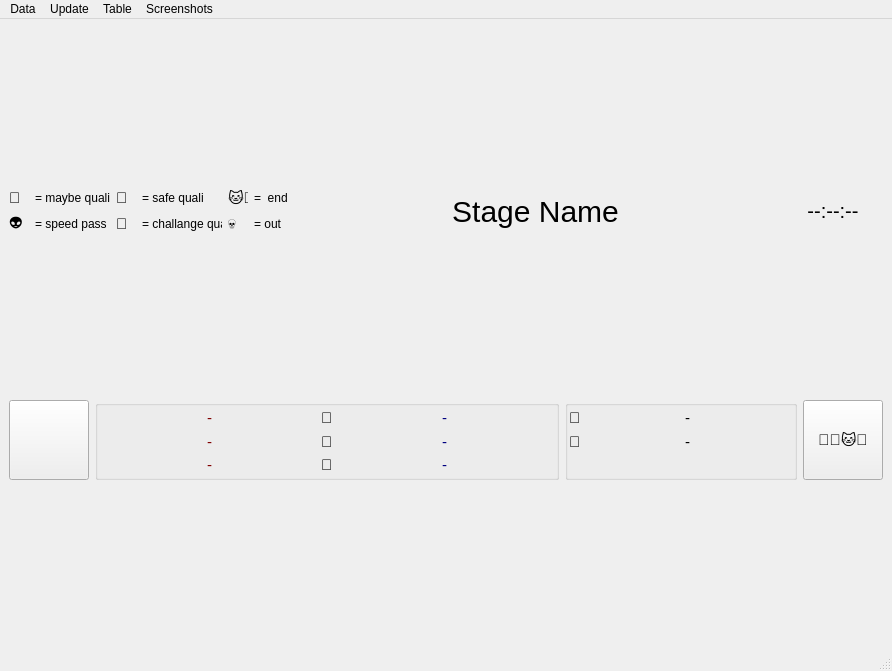
Before: the Qt Designer form code/ncm_win_ranking_stage.ui in DavidEilenstein/Ninja_Competition_Manager, drawn with Qt 5.
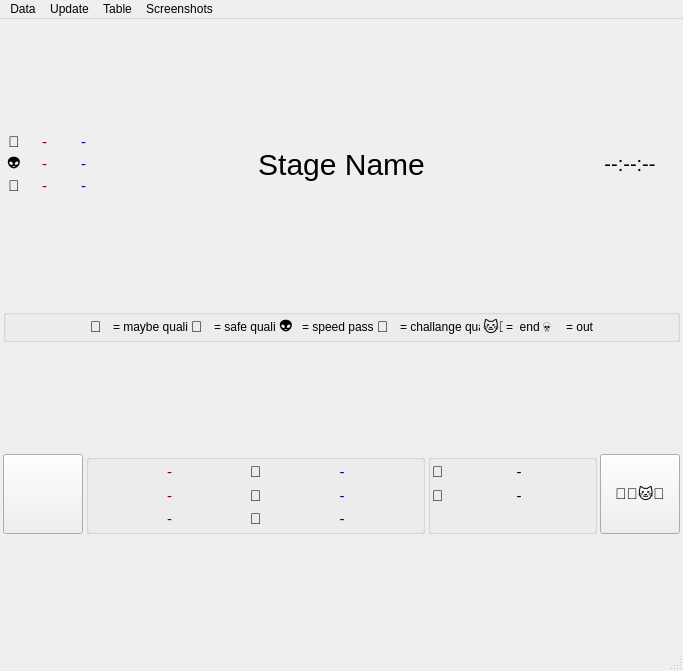
After: the same form once the commit is applied.

```diff
--- a/code/ncm_win_ranking_stage.ui
+++ b/code/ncm_win_ranking_stage.ui
@@ -6,7 +6,7 @@
    <rect>
     <x>0</x>
     <y>0</y>
-    <width>892</width>
+    <width>683</width>
     <height>671</height>
    </rect>
   </property>
@@ -15,7 +15,518 @@
   </property>
   <widget class="QWidget" name="centralwidget">
    <layout class="QGridLayout" name="gridLayout_2">
-    <item row="5" column="1">
+    <property name="leftMargin">
+     <number>3</number>
+    </property>
+    <property name="topMargin">
+     <number>3</number>
+    </property>
+    <property name="rightMargin">
+     <number>3</number>
+    </property>
+    <property name="bottomMargin">
+     <number>3</number>
+    </property>
+    <property name="spacing">
+     <number>3</number>
+    </property>
+    <item row="4" column="0" colspan="4">
+     <layout class="QGridLayout" name="gridLayout_Ranking"/>
+    </item>
+    <item row="2" column="0" colspan="4">
+     <layout class="QGridLayout" name="gridLayout">
+      <property name="spacing">
+       <number>0</number>
+      </property>
+      <item row="0" column="0">
+       <widget class="QLabel" name="label_15">
+        <property name="minimumSize">
+         <size>
+          <width>22</width>
+          <height>22</height>
+         </size>
+        </property>
+        <property name="maximumSize">
+         <size>
+          <width>22</width>
+          <height>21</height>
+         </size>
+        </property>
+        <property name="sizeIncrement">
+         <size>
+          <width>0</width>
+          <height>0</height>
+         </size>
+        </property>
+        <property name="styleSheet">
+         <string notr="true">font-size: 15px;</string>
+        </property>
+        <property name="text">
+         <string>🐯</string>
+        </property>
+        <property name="alignment">
+         <set>Qt::AlignCenter</set>
+        </property>
+       </widget>
+      </item>
+      <item row="0" column="9" rowspan="3">
+       <widget class="QLabel" name="label_Time">
+        <property name="minimumSize">
+         <size>
+          <width>100</width>
+          <height>66</height>
+         </size>
+        </property>
+        <property name="maximumSize">
+         <size>
+          <width>100</width>
+          <height>66</height>
+         </size>
+        </property>
+        <property name="sizeIncrement">
+         <size>
+          <width>0</width>
+          <height>0</height>
+         </size>
+        </property>
+        <property name="styleSheet">
+         <string notr="true">font-size: 20px;</string>
+        </property>
+        <property name="text">
+         <string>--:--:--</string>
+        </property>
+        <property name="alignment">
+         <set>Qt::AlignCenter</set>
+        </property>
+       </widget>
+      </item>
+      <item row="2" column="0">
+       <widget class="QLabel" name="label_16">
+        <property name="minimumSize">
+         <size>
+          <width>22</width>
+          <height>22</height>
+         </size>
+        </property>
+        <property name="maximumSize">
+         <size>
+          <width>22</width>
+          <height>21</height>
+         </size>
+        </property>
+        <property name="sizeIncrement">
+         <size>
+          <width>0</width>
+          <height>0</height>
+         </size>
+        </property>
+        <property name="styleSheet">
+         <string notr="true">font-size: 15px;</string>
+        </property>
+        <property name="text">
+         <string>💪</string>
+        </property>
+        <property name="alignment">
+         <set>Qt::AlignCenter</set>
+        </property>
+       </widget>
+      </item>
+      <item row="1" column="0">
+       <widget class="QLabel" name="label_17">
+        <property name="minimumSize">
+         <size>
+          <width>22</width>
+          <height>22</height>
+         </size>
+        </property>
+        <property name="maximumSize">
+         <size>
+          <width>22</width>
+          <height>21</height>
+         </size>
+        </property>
+        <property name="sizeIncrement">
+         <size>
+          <width>0</width>
+          <height>0</height>
+         </size>
+        </property>
+        <property name="styleSheet">
+         <string notr="true">font-size: 15px;</string>
+        </property>
+        <property name="text">
+         <string>👽</string>
+        </property>
+        <property name="alignment">
+         <set>Qt::AlignCenter</set>
+        </property>
+       </widget>
+      </item>
+      <item row="0" column="1">
+       <widget class="QLabel" name="label_QualiSafe_F">
+        <property name="minimumSize">
+         <size>
+          <width>39</width>
+          <height>22</height>
+         </size>
+        </property>
+        <property name="maximumSize">
+         <size>
+          <width>39</width>
+          <height>22</height>
+         </size>
+        </property>
+        <property name="sizeIncrement">
+         <size>
+          <width>0</width>
+          <height>0</height>
+         </size>
+        </property>
+        <property name="styleSheet">
+         <string notr="true">font-size: 15px;
+color: rgb(128, 0, 0);</string>
+        </property>
+        <property name="text">
+         <string>-</string>
+        </property>
+        <property name="alignment">
+         <set>Qt::AlignCenter</set>
+        </property>
+       </widget>
+      </item>
+      <item row="0" column="2">
+       <widget class="QLabel" name="label_QualiSafe_M">
+        <property name="minimumSize">
+         <size>
+          <width>39</width>
+          <height>22</height>
+         </size>
+        </property>
+        <property name="maximumSize">
+         <size>
+          <width>39</width>
+          <height>22</height>
+         </size>
+        </property>
+        <property name="sizeIncrement">
+         <size>
+          <width>0</width>
+          <height>0</height>
+         </size>
+        </property>
+        <property name="styleSheet">
+         <string notr="true">font-size: 15px;
+color: rgb(0, 0, 128);</string>
+        </property>
+        <property name="text">
+         <string>-</string>
+        </property>
+        <property name="alignment">
+         <set>Qt::AlignCenter</set>
+        </property>
+       </widget>
+      </item>
+      <item row="1" column="1">
+       <widget class="QLabel" name="label_QualiSpeed_F">
+        <property name="minimumSize">
+         <size>
+          <width>39</width>
+          <height>22</height>
+         </size>
+        </property>
+        <property name="maximumSize">
+         <size>
+          <width>39</width>
+          <height>22</height>
+         </size>
+        </property>
+        <property name="sizeIncrement">
+         <size>
+          <width>0</width>
+          <height>0</height>
+         </size>
+        </property>
+        <property name="styleSheet">
+         <string notr="true">font-size: 15px;
+color: rgb(128, 0, 0);</string>
+        </property>
+        <property name="text">
+         <string>-</string>
+        </property>
+        <property name="alignment">
+         <set>Qt::AlignCenter</set>
+        </property>
+       </widget>
+      </item>
+      <item row="1" column="2">
+       <widget class="QLabel" name="label_QualiSpeed_M">
+        <property name="minimumSize">
+         <size>
+          <width>39</width>
+          <height>22</height>
+         </size>
+        </property>
+        <property name="maximumSize">
+         <size>
+          <width>39</width>
+          <height>22</height>
+         </size>
+        </property>
+        <property name="sizeIncrement">
+         <size>
+          <width>0</width>
+          <height>0</height>
+         </size>
+        </property>
+        <property name="styleSheet">
+         <string notr="true">font-size: 15px;
+color: rgb(0, 0, 128);</string>
+        </property>
+        <property name="text">
+         <string>-</string>
+        </property>
+        <property name="alignment">
+         <set>Qt::AlignCenter</set>
+        </property>
+       </widget>
+      </item>
+      <item row="2" column="1">
+       <widget class="QLabel" name="label_QualiChallenge_F">
+        <property name="minimumSize">
+         <size>
+          <width>39</width>
+          <height>22</height>
+         </size>
+        </property>
+        <property name="maximumSize">
+         <size>
+          <width>39</width>
+          <height>22</height>
+         </size>
+        </property>
+        <property name="sizeIncrement">
+         <size>
+          <width>0</width>
+          <height>0</height>
+         </size>
+        </property>
+        <property name="styleSheet">
+         <string notr="true">font-size: 15px;
+color: rgb(128, 0, 0);</string>
+        </property>
+        <property name="text">
+         <string>-</string>
+        </property>
+        <property name="alignment">
+         <set>Qt::AlignCenter</set>
+        </property>
+       </widget>
+      </item>
+      <item row="2" column="2">
+       <widget class="QLabel" name="label_QualiChallenge_M">
+        <property name="minimumSize">
+         <size>
+          <width>39</width>
+          <height>22</height>
+         </size>
+        </property>
+        <property name="maximumSize">
+         <size>
+          <width>39</width>
+          <height>22</height>
+         </size>
+        </property>
+        <property name="sizeIncrement">
+         <size>
+          <width>0</width>
+          <height>0</height>
+         </size>
+        </property>
+        <property name="styleSheet">
+         <string notr="true">font-size: 15px;
+color: rgb(0, 0, 128);</string>
+        </property>
+        <property name="text">
+         <string>-</string>
+        </property>
+        <property name="alignment">
+         <set>Qt::AlignCenter</set>
+        </property>
+       </widget>
+      </item>
+      <item row="0" column="3" rowspan="3" colspan="6">
+       <widget class="QLabel" name="label_Name">
+        <property name="sizePolicy">
+         <sizepolicy hsizetype="Expanding" vsizetype="Maximum">
+          <horstretch>0</horstretch>
+          <verstretch>0</verstretch>
+         </sizepolicy>
+        </property>
+        <property name="minimumSize">
+         <size>
+          <width>0</width>
+          <height>66</height>
+         </size>
+        </property>
+        <property name="maximumSize">
+         <size>
+          <width>16777215</width>
+          <height>66</height>
+         </size>
+        </property>
+        <property name="styleSheet">
+         <string notr="true">font-size: 30px;</string>
+        </property>
+        <property name="text">
+         <string>Stage Name</string>
+        </property>
+        <property name="alignment">
+         <set>Qt::AlignCenter</set>
+        </property>
+       </widget>
+      </item>
+     </layout>
+    </item>
+    <item row="6" column="3">
+     <widget class="QPushButton" name="pushButton_BTN">
+      <property name="minimumSize">
+       <size>
+        <width>80</width>
+        <height>80</height>
+       </size>
+      </property>
+      <property name="maximumSize">
+       <size>
+        <width>80</width>
+        <height>80</height>
+       </size>
+      </property>
+      <property name="styleSheet">
+       <string notr="true">font-size: 15px;</string>
+      </property>
+      <property name="text">
+       <string>🐻🐯🐱‍👤</string>
+      </property>
+     </widget>
+    </item>
+    <item row="6" column="0">
+     <widget class="QPushButton" name="pushButton_DE">
+      <property name="minimumSize">
+       <size>
+        <width>80</width>
+        <height>80</height>
+       </size>
+      </property>
+      <property name="maximumSize">
+       <size>
+        <width>80</width>
+        <height>80</height>
+       </size>
+      </property>
+      <property name="text">
+       <string/>
+      </property>
+     </widget>
+    </item>
+    <item row="6" column="2">
+     <widget class="QGroupBox" name="groupBox_2">
+      <property name="sizePolicy">
+       <sizepolicy hsizetype="Preferred" vsizetype="Preferred">
+        <horstretch>1</horstretch>
+        <verstretch>0</verstretch>
+       </sizepolicy>
+      </property>
+      <property name="title">
+       <string/>
+      </property>
+      <property name="alignment">
+       <set>Qt::AlignCenter</set>
+      </property>
+      <layout class="QGridLayout" name="gridLayout_4">
+       <property name="leftMargin">
+        <number>1</number>
+       </property>
+       <property name="topMargin">
+        <number>1</number>
+       </property>
+       <property name="rightMargin">
+        <number>1</number>
+       </property>
+       <property name="bottomMargin">
+        <number>1</number>
+       </property>
+       <property name="spacing">
+        <number>1</number>
+       </property>
+       <item row="1" column="1">
+        <widget class="QLabel" name="label_WorstFail">
+         <property name="styleSheet">
+          <string notr="true">font-size: 15px;</string>
+         </property>
+         <property name="text">
+          <string>-</string>
+         </property>
+         <property name="alignment">
+          <set>Qt::AlignCenter</set>
+         </property>
+        </widget>
+       </item>
+       <item row="0" column="1">
+        <widget class="QLabel" name="label_BestTrick">
+         <property name="styleSheet">
+          <string notr="true">font-size: 15px;</string>
+         </property>
+         <property name="text">
+          <string>-</string>
+         </property>
+         <property name="alignment">
+          <set>Qt::AlignCenter</set>
+         </property>
+        </widget>
+       </item>
+       <item row="0" column="0">
+        <widget class="QLabel" name="label">
+         <property name="sizePolicy">
+          <sizepolicy hsizetype="Maximum" vsizetype="Preferred">
+           <horstretch>0</horstretch>
+           <verstretch>0</verstretch>
+          </sizepolicy>
+         </property>
+         <property name="styleSheet">
+          <string notr="true">font-size: 15px;</string>
+         </property>
+         <property name="text">
+          <string>🤙</string>
+         </property>
+        </widget>
+       </item>
+       <item row="1" column="0">
+        <widget class="QLabel" name="label_4">
+         <property name="sizePolicy">
+          <sizepolicy hsizetype="Maximum" vsizetype="Preferred">
+           <horstretch>0</horstretch>
+           <verstretch>0</verstretch>
+          </sizepolicy>
+         </property>
+         <property name="styleSheet">
+          <string notr="true">font-size: 15px;</string>
+         </property>
+         <property name="text">
+          <string>💩</string>
+         </property>
+        </widget>
+       </item>
+       <item row="2" column="0" colspan="2">
+        <widget class="QLabel" name="label_21">
+         <property name="text">
+          <string/>
+         </property>
+        </widget>
+       </item>
+      </layout>
+     </widget>
+    </item>
+    <item row="6" column="1">
      <widget class="QGroupBox" name="groupBox_6">
       <property name="sizePolicy">
        <sizepolicy hsizetype="Preferred" vsizetype="Preferred">
@@ -180,21 +691,18 @@
       </layout>
      </widget>
     </item>
-    <item row="5" column="2">
-     <widget class="QGroupBox" name="groupBox_2">
+    <item row="3" column="0" colspan="4">
+     <widget class="QGroupBox" name="groupBox">
       <property name="sizePolicy">
-       <sizepolicy hsizetype="Preferred" vsizetype="Preferred">
-        <horstretch>1</horstretch>
+       <sizepolicy hsizetype="Preferred" vsizetype="Maximum">
+        <horstretch>0</horstretch>
         <verstretch>0</verstretch>
        </sizepolicy>
       </property>
       <property name="title">
        <string/>
       </property>
-      <property name="alignment">
-       <set>Qt::AlignCenter</set>
-      </property>
-      <layout class="QGridLayout" name="gridLayout_4">
+      <layout class="QGridLayout" name="gridLayout_3">
        <property name="leftMargin">
         <number>1</number>
        </property>
@@ -207,164 +715,13 @@
        <property name="bottomMargin">
         <number>1</number>
        </property>
-       <property name="spacing">
+       <property name="horizontalSpacing">
+        <number>3</number>
+       </property>
+       <property name="verticalSpacing">
         <number>1</number>
        </property>
-       <item row="1" column="1">
-        <widget class="QLabel" name="label_WorstFail">
-         <property name="styleSheet">
-          <string notr="true">font-size: 15px;</string>
-         </property>
-         <property name="text">
-          <string>-</string>
-         </property>
-         <property name="alignment">
-          <set>Qt::AlignCenter</set>
-         </property>
-        </widget>
-       </item>
-       <item row="0" column="1">
-        <widget class="QLabel" name="label_BestTrick">
-         <property name="styleSheet">
-          <string notr="true">font-size: 15px;</string>
-         </property>
-         <property name="text">
-          <string>-</string>
-         </property>
-         <property name="alignment">
-          <set>Qt::AlignCenter</set>
-         </property>
-        </widget>
-       </item>
-       <item row="0" column="0">
-        <widget class="QLabel" name="label">
-         <property name="sizePolicy">
-          <sizepolicy hsizetype="Maximum" vsizetype="Preferred">
-           <horstretch>0</horstretch>
-           <verstretch>0</verstretch>
-          </sizepolicy>
-         </property>
-         <property name="styleSheet">
-          <string notr="true">font-size: 15px;</string>
-         </property>
-         <property name="text">
-          <string>🤙</string>
-         </property>
-        </widget>
-       </item>
-       <item row="1" column="0">
-        <widget class="QLabel" name="label_4">
-         <property name="sizePolicy">
-          <sizepolicy hsizetype="Maximum" vsizetype="Preferred">
-           <horstretch>0</horstretch>
-           <verstretch>0</verstretch>
-          </sizepolicy>
-         </property>
-         <property name="styleSheet">
-          <string notr="true">font-size: 15px;</string>
-         </property>
-         <property name="text">
-          <string>💩</string>
-         </property>
-        </widget>
-       </item>
-       <item row="2" column="0" colspan="2">
-        <widget class="QLabel" name="label_21">
-         <property name="text">
-          <string/>
-         </property>
-        </widget>
-       </item>
-      </layout>
-     </widget>
-    </item>
-    <item row="2" column="0" colspan="4">
-     <layout class="QGridLayout" name="gridLayout">
-      <item row="0" column="8" rowspan="2">
-       <widget class="QLabel" name="label_Name">
-        <property name="sizePolicy">
-         <sizepolicy hsizetype="Expanding" vsizetype="Maximum">
-          <horstretch>0</horstretch>
-          <verstretch>0</verstretch>
-         </sizepolicy>
-        </property>
-        <property name="minimumSize">
-         <size>
-          <width>0</width>
-          <height>46</height>
-         </size>
-        </property>
-        <property name="maximumSize">
-         <size>
-          <width>16777215</width>
-          <height>46</height>
-         </size>
-        </property>
-        <property name="styleSheet">
-         <string notr="true">font-size: 30px;</string>
-        </property>
-        <property name="text">
-         <string>Stage Name</string>
-        </property>
-        <property name="alignment">
-         <set>Qt::AlignCenter</set>
-        </property>
-       </widget>
-      </item>
-      <item row="1" column="2">
-       <widget class="QLabel" name="label_10">
-        <property name="sizePolicy">
-         <sizepolicy hsizetype="Preferred" vsizetype="Preferred">
-          <horstretch>0</horstretch>
-          <verstretch>0</verstretch>
-         </sizepolicy>
-        </property>
-        <property name="minimumSize">
-         <size>
-          <width>20</width>
-          <height>20</height>
-         </size>
-        </property>
-        <property name="maximumSize">
-         <size>
-          <width>20</width>
-          <height>20</height>
-         </size>
-        </property>
-        <property name="styleSheet">
-         <string notr="true">font-size: 15px</string>
-        </property>
-        <property name="text">
-         <string>👽</string>
-        </property>
-       </widget>
-      </item>
-      <item row="1" column="7">
-       <widget class="QLabel" name="label_11">
-        <property name="sizePolicy">
-         <sizepolicy hsizetype="Preferred" vsizetype="Preferred">
-          <horstretch>0</horstretch>
-          <verstretch>0</verstretch>
-         </sizepolicy>
-        </property>
-        <property name="minimumSize">
-         <size>
-          <width>0</width>
-          <height>20</height>
-         </size>
-        </property>
-        <property name="maximumSize">
-         <size>
-          <width>80</width>
-          <height>20</height>
-         </size>
-        </property>
-        <property name="text">
-         <string>= out</string>
-        </property>
-       </widget>
-      </item>
-      <item row="0" column="5">
+       <item row="0" column="4">
        <widget class="QLabel" name="label_12">
         <property name="sizePolicy">
          <sizepolicy hsizetype="Preferred" vsizetype="Preferred">
@@ -375,13 +732,13 @@
         <property name="minimumSize">
          <size>
           <width>0</width>
-          <height>20</height>
+           <height>22</height>
          </size>
         </property>
         <property name="maximumSize">
          <size>
           <width>80</width>
-          <height>20</height>
+           <height>22</height>
          </size>
         </property>
         <property name="text">
@@ -389,39 +746,8 @@
         </property>
        </widget>
       </item>
-      <item row="0" column="9" rowspan="2">
-       <widget class="QLabel" name="label_Time">
-        <property name="minimumSize">
-         <size>
-          <width>100</width>
-          <height>46</height>
-         </size>
-        </property>
-        <property name="maximumSize">
-         <size>
-          <width>340</width>
-          <height>46</height>
-         </size>
-        </property>
-        <property name="sizeIncrement">
-         <size>
-          <width>0</width>
-          <height>0</height>
-         </size>
-        </property>
-        <property name="styleSheet">
-         <string notr="true">font-size: 20px;</string>
-        </property>
-        <property name="text">
-         <string>--:--:--</string>
-        </property>
-        <property name="alignment">
-         <set>Qt::AlignCenter</set>
-        </property>
-       </widget>
-      </item>
-      <item row="0" column="7">
-       <widget class="QLabel" name="label_14">
+       <item row="0" column="5">
+        <widget class="QLabel" name="label_10">
         <property name="sizePolicy">
          <sizepolicy hsizetype="Preferred" vsizetype="Preferred">
           <horstretch>0</horstretch>
@@ -430,23 +756,26 @@
         </property>
         <property name="minimumSize">
          <size>
-          <width>0</width>
-          <height>20</height>
+           <width>20</width>
+           <height>22</height>
          </size>
         </property>
         <property name="maximumSize">
          <size>
-          <width>80</width>
-          <height>20</height>
-         </size>
-        </property>
+           <width>20</width>
+           <height>22</height>
+          </size>
+         </property>
+         <property name="styleSheet">
+          <string notr="true">font-size: 15px</string>
+         </property>
         <property name="text">
-         <string>=  end</string>
+          <string>👽</string>
         </property>
        </widget>
       </item>
       <item row="0" column="6">
-       <widget class="QLabel" name="label_6">
+        <widget class="QLabel" name="label_8">
         <property name="sizePolicy">
          <sizepolicy hsizetype="Preferred" vsizetype="Preferred">
           <horstretch>0</horstretch>
@@ -455,25 +784,47 @@
         </property>
         <property name="minimumSize">
          <size>
-          <width>20</width>
-          <height>20</height>
+           <width>0</width>
+           <height>22</height>
          </size>
         </property>
         <property name="maximumSize">
          <size>
-          <width>20</width>
-          <height>20</height>
-         </size>
-        </property>
-        <property name="styleSheet">
-         <string notr="true">font-size: 15px</string>
-        </property>
+           <width>80</width>
+           <height>22</height>
+          </size>
+         </property>
+         <property name="text">
+          <string>= speed pass</string>
+         </property>
+        </widget>
+       </item>
+       <item row="0" column="8">
+        <widget class="QLabel" name="label_13">
+         <property name="sizePolicy">
+          <sizepolicy hsizetype="Preferred" vsizetype="Preferred">
+           <horstretch>0</horstretch>
+           <verstretch>0</verstretch>
+          </sizepolicy>
+         </property>
+         <property name="minimumSize">
+          <size>
+           <width>0</width>
+           <height>22</height>
+          </size>
+         </property>
+         <property name="maximumSize">
+          <size>
+           <width>80</width>
+           <height>22</height>
+          </size>
+         </property>
         <property name="text">
-         <string>🐱‍👤</string>
+          <string>= challange quali</string>
         </property>
        </widget>
       </item>
-      <item row="0" column="4">
+       <item row="0" column="3">
        <widget class="QLabel" name="label_2">
         <property name="sizePolicy">
          <sizepolicy hsizetype="Preferred" vsizetype="Preferred">
@@ -484,13 +835,13 @@
         <property name="minimumSize">
          <size>
           <width>20</width>
-          <height>20</height>
+           <height>22</height>
          </size>
         </property>
         <property name="maximumSize">
          <size>
           <width>20</width>
-          <height>20</height>
+           <height>22</height>
          </size>
         </property>
         <property name="styleSheet">
@@ -501,7 +852,7 @@
         </property>
        </widget>
       </item>
-      <item row="1" column="6">
+       <item row="0" column="11">
        <widget class="QLabel" name="label_9">
         <property name="sizePolicy">
          <sizepolicy hsizetype="Preferred" vsizetype="Preferred">
@@ -512,13 +863,13 @@
         <property name="minimumSize">
          <size>
           <width>20</width>
-          <height>20</height>
+           <height>22</height>
          </size>
         </property>
         <property name="maximumSize">
          <size>
           <width>20</width>
-          <height>20</height>
+           <height>22</height>
          </size>
         </property>
         <property name="styleSheet">
@@ -529,7 +880,139 @@
         </property>
        </widget>
       </item>
-      <item row="1" column="4">
+       <item row="0" column="0">
+        <spacer name="horizontalSpacer">
+         <property name="orientation">
+          <enum>Qt::Horizontal</enum>
+         </property>
+         <property name="sizeHint" stdset="0">
+          <size>
+           <width>40</width>
+           <height>20</height>
+          </size>
+         </property>
+        </spacer>
+       </item>
+       <item row="0" column="1">
+        <widget class="QLabel" name="label_3">
+         <property name="sizePolicy">
+          <sizepolicy hsizetype="Preferred" vsizetype="Preferred">
+           <horstretch>0</horstretch>
+           <verstretch>0</verstretch>
+          </sizepolicy>
+         </property>
+         <property name="minimumSize">
+          <size>
+           <width>20</width>
+           <height>22</height>
+          </size>
+         </property>
+         <property name="maximumSize">
+          <size>
+           <width>20</width>
+           <height>22</height>
+          </size>
+         </property>
+         <property name="styleSheet">
+          <string notr="true">font-size: 15px</string>
+         </property>
+         <property name="text">
+          <string>🐻</string>
+         </property>
+        </widget>
+       </item>
+       <item row="0" column="13">
+        <spacer name="horizontalSpacer_7">
+         <property name="orientation">
+          <enum>Qt::Horizontal</enum>
+         </property>
+         <property name="sizeHint" stdset="0">
+          <size>
+           <width>40</width>
+           <height>20</height>
+          </size>
+         </property>
+        </spacer>
+       </item>
+       <item row="0" column="10">
+        <widget class="QLabel" name="label_14">
+         <property name="sizePolicy">
+          <sizepolicy hsizetype="Preferred" vsizetype="Preferred">
+           <horstretch>0</horstretch>
+           <verstretch>0</verstretch>
+          </sizepolicy>
+         </property>
+         <property name="minimumSize">
+          <size>
+           <width>0</width>
+           <height>22</height>
+          </size>
+         </property>
+         <property name="maximumSize">
+          <size>
+           <width>80</width>
+           <height>22</height>
+          </size>
+         </property>
+         <property name="text">
+          <string>=  end</string>
+         </property>
+        </widget>
+       </item>
+       <item row="0" column="12">
+        <widget class="QLabel" name="label_11">
+         <property name="sizePolicy">
+          <sizepolicy hsizetype="Preferred" vsizetype="Preferred">
+           <horstretch>0</horstretch>
+           <verstretch>0</verstretch>
+          </sizepolicy>
+         </property>
+         <property name="minimumSize">
+          <size>
+           <width>0</width>
+           <height>22</height>
+          </size>
+         </property>
+         <property name="maximumSize">
+          <size>
+           <width>80</width>
+           <height>22</height>
+          </size>
+         </property>
+         <property name="text">
+          <string>= out</string>
+         </property>
+        </widget>
+       </item>
+       <item row="0" column="9">
+        <widget class="QLabel" name="label_6">
+         <property name="sizePolicy">
+          <sizepolicy hsizetype="Preferred" vsizetype="Preferred">
+           <horstretch>0</horstretch>
+           <verstretch>0</verstretch>
+          </sizepolicy>
+         </property>
+         <property name="minimumSize">
+          <size>
+           <width>20</width>
+           <height>22</height>
+          </size>
+         </property>
+         <property name="maximumSize">
+          <size>
+           <width>20</width>
+           <height>22</height>
+          </size>
+         </property>
+         <property name="styleSheet">
+          <string notr="true">font-size: 15px</string>
+         </property>
+         <property name="text">
+          <string>🐱‍👤</string>
+         </property>
+        </widget>
+       </item>
+       <item row="0" column="7">
        <widget class="QLabel" name="label_5">
         <property name="sizePolicy">
          <sizepolicy hsizetype="Preferred" vsizetype="Preferred">
@@ -540,13 +1023,13 @@
         <property name="minimumSize">
          <size>
           <width>20</width>
-          <height>20</height>
+           <height>22</height>
          </size>
         </property>
         <property name="maximumSize">
          <size>
           <width>20</width>
-          <height>20</height>
+           <height>22</height>
          </size>
         </property>
         <property name="styleSheet">
@@ -557,7 +1040,7 @@
         </property>
        </widget>
       </item>
-      <item row="0" column="3">
+       <item row="0" column="2">
        <widget class="QLabel" name="label_7">
         <property name="sizePolicy">
          <sizepolicy hsizetype="Preferred" vsizetype="Preferred">
@@ -568,13 +1051,13 @@
         <property name="minimumSize">
          <size>
           <width>0</width>
-          <height>20</height>
+           <height>22</height>
          </size>
         </property>
         <property name="maximumSize">
          <size>
           <width>80</width>
-          <height>20</height>
+           <height>22</height>
          </size>
         </property>
         <property name="text">
@@ -582,128 +1065,7 @@
         </property>
        </widget>
       </item>
-      <item row="1" column="5">
-       <widget class="QLabel" name="label_13">
-        <property name="sizePolicy">
-         <sizepolicy hsizetype="Preferred" vsizetype="Preferred">
-          <horstretch>0</horstretch>
-          <verstretch>0</verstretch>
-         </sizepolicy>
-        </property>
-        <property name="minimumSize">
-         <size>
-          <width>0</width>
-          <height>20</height>
-         </size>
-        </property>
-        <property name="maximumSize">
-         <size>
-          <width>80</width>
-          <height>20</height>
-         </size>
-        </property>
-        <property name="text">
-         <string>= challange quali</string>
-        </property>
-       </widget>
-      </item>
-      <item row="1" column="3">
-       <widget class="QLabel" name="label_8">
-        <property name="sizePolicy">
-         <sizepolicy hsizetype="Preferred" vsizetype="Preferred">
-          <horstretch>0</horstretch>
-          <verstretch>0</verstretch>
-         </sizepolicy>
-        </property>
-        <property name="minimumSize">
-         <size>
-          <width>0</width>
-          <height>20</height>
-         </size>
-        </property>
-        <property name="maximumSize">
-         <size>
-          <width>80</width>
-          <height>20</height>
-         </size>
-        </property>
-        <property name="text">
-         <string>= speed pass</string>
-        </property>
-       </widget>
-      </item>
-      <item row="0" column="2">
-       <widget class="QLabel" name="label_3">
-        <property name="sizePolicy">
-         <sizepolicy hsizetype="Preferred" vsizetype="Preferred">
-          <horstretch>0</horstretch>
-          <verstretch>0</verstretch>
-         </sizepolicy>
-        </property>
-        <property name="minimumSize">
-         <size>
-          <width>20</width>
-          <height>20</height>
-         </size>
-        </property>
-        <property name="maximumSize">
-         <size>
-          <width>20</width>
-          <height>20</height>
-         </size>
-        </property>
-        <property name="styleSheet">
-         <string notr="true">font-size: 15px</string>
-        </property>
-        <property name="text">
-         <string>🐻</string>
-        </property>
-       </widget>
-      </item>
-     </layout>
-    </item>
-    <item row="3" column="0" colspan="4">
-     <layout class="QGridLayout" name="gridLayout_Ranking"/>
-    </item>
-    <item row="5" column="3">
-     <widget class="QPushButton" name="pushButton_BTN">
-      <property name="minimumSize">
-       <size>
-        <width>80</width>
-        <height>80</height>
-       </size>
-      </property>
-      <property name="maximumSize">
-       <size>
-        <width>80</width>
-        <height>80</height>
-       </size>
-      </property>
-      <property name="styleSheet">
-       <string notr="true">font-size: 15px;</string>
-      </property>
-      <property name="text">
-       <string>🐻🐯🐱‍👤</string>
-      </property>
-     </widget>
-    </item>
-    <item row="5" column="0">
-     <widget class="QPushButton" name="pushButton_DE">
-      <property name="minimumSize">
-       <size>
-        <width>80</width>
-        <height>80</height>
-       </size>
-      </property>
-      <property name="maximumSize">
-       <size>
-        <width>80</width>
-        <height>80</height>
-       </size>
-      </property>
-      <property name="text">
-       <string/>
-      </property>
+      </layout>
      </widget>
     </item>
    </layout>
@@ -713,7 +1075,7 @@
     <rect>
      <x>0</x>
      <y>0</y>
-     <width>892</width>
+     <width>683</width>
      <height>21</height>
     </rect>
    </property>
```
Lines whose indentation alone changed are shown as unchanged.
